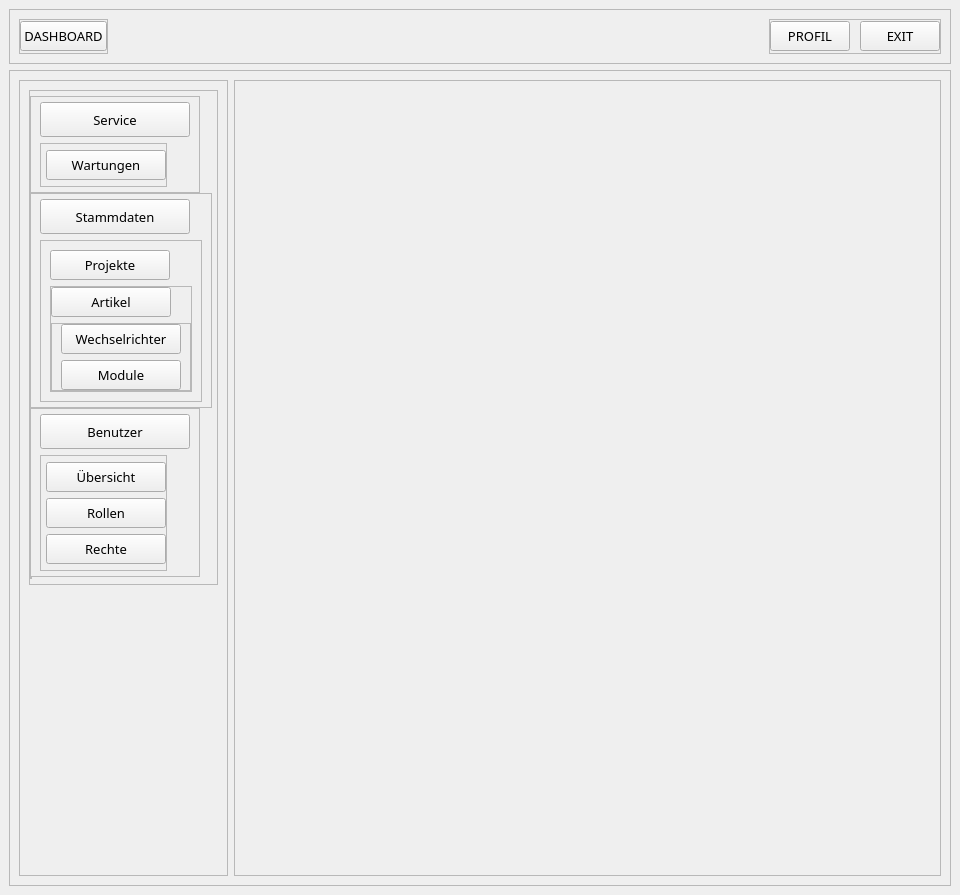
creativeSloth/SUN_Maintenance, file src/ui/forms/mainwindow.ui: the form before one commit.
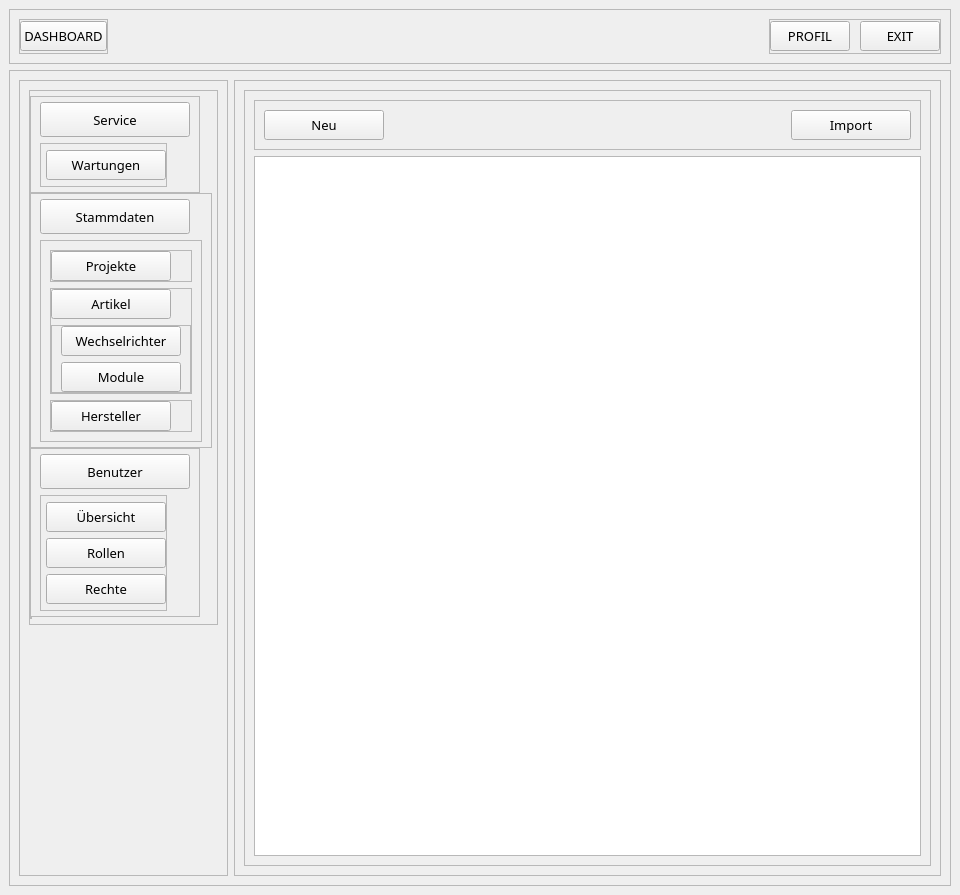
The form after the commit.

Commit message: added manufacturer handling for gui an db updating

The edit to the form file:
```diff
--- a/src/ui/forms/mainwindow.ui
+++ b/src/ui/forms/mainwindow.ui
@@ -469,22 +469,49 @@
                   </property>
                   <layout class="QVBoxLayout" name="verticalLayout_6">
                    <item>
-                    <widget class="QPushButton" name="menu_projects_btn">
-                     <property name="minimumSize">
-                      <size>
-                       <width>120</width>
-                       <height>30</height>
-                      </size>
+                    <widget class="QFrame" name="frame_10">
+                     <property name="frameShape">
+                      <enum>QFrame::StyledPanel</enum>
                      </property>
-                     <property name="maximumSize">
-                      <size>
-                       <width>120</width>
-                       <height>30</height>
-                      </size>
+                     <property name="frameShadow">
+                      <enum>QFrame::Raised</enum>
                      </property>
-                     <property name="text">
-                      <string>Projekte</string>
-                     </property>
+                     <layout class="QVBoxLayout" name="verticalLayout_16">
+                      <property name="spacing">
+                       <number>0</number>
+                      </property>
+                      <property name="leftMargin">
+                       <number>0</number>
+                      </property>
+                      <property name="topMargin">
+                       <number>0</number>
+                      </property>
+                      <property name="rightMargin">
+                       <number>0</number>
+                      </property>
+                      <property name="bottomMargin">
+                       <number>0</number>
+                      </property>
+                      <item>
+                       <widget class="QPushButton" name="menu_projects_btn">
+                        <property name="minimumSize">
+                         <size>
+                          <width>120</width>
+                          <height>30</height>
+                         </size>
+                        </property>
+                        <property name="maximumSize">
+                         <size>
+                          <width>120</width>
+                          <height>30</height>
+                         </size>
+                        </property>
+                        <property name="text">
+                         <string>Projekte</string>
+                        </property>
+                       </widget>
+                      </item>
+                     </layout>
                     </widget>
                    </item>
                    <item>
@@ -595,6 +622,52 @@
                      </layout>
                     </widget>
                    </item>
+                   <item>
+                    <widget class="QFrame" name="frame_11">
+                     <property name="frameShape">
+                      <enum>QFrame::StyledPanel</enum>
+                     </property>
+                     <property name="frameShadow">
+                      <enum>QFrame::Raised</enum>
+                     </property>
+                     <layout class="QVBoxLayout" name="verticalLayout_17">
+                      <property name="spacing">
+                       <number>0</number>
+                      </property>
+                      <property name="leftMargin">
+                       <number>0</number>
+                      </property>
+                      <property name="topMargin">
+                       <number>0</number>
+                      </property>
+                      <property name="rightMargin">
+                       <number>0</number>
+                      </property>
+                      <property name="bottomMargin">
+                       <number>0</number>
+                      </property>
+                      <item>
+                       <widget class="QPushButton" name="menu_manufacturers_btn">
+                        <property name="minimumSize">
+                         <size>
+                          <width>120</width>
+                          <height>30</height>
+                         </size>
+                        </property>
+                        <property name="maximumSize">
+                         <size>
+                          <width>120</width>
+                          <height>30</height>
+                         </size>
+                        </property>
+                        <property name="text">
+                         <string>Hersteller</string>
+                        </property>
+                       </widget>
+                      </item>
+                     </layout>
+                    </widget>
+                   </item>
                   </layout>
                  </widget>
                 </item>
@@ -867,6 +940,104 @@
             <widget class="QWidget" name="projects_page"/>
             <widget class="QWidget" name="articles_page"/>
             <widget class="QWidget" name="inverters_page"/>
+            <widget class="QWidget" name="manufacturers_page">
+             <layout class="QVBoxLayout" name="verticalLayout_19">
+              <item>
+               <widget class="QFrame" name="frame_12">
+                <property name="sizePolicy">
+                 <sizepolicy hsizetype="Expanding" vsizetype="Expanding">
+                  <horstretch>0</horstretch>
+                  <verstretch>0</verstretch>
+                 </sizepolicy>
+                </property>
+                <property name="frameShape">
+                 <enum>QFrame::StyledPanel</enum>
+                </property>
+                <property name="frameShadow">
+                 <enum>QFrame::Raised</enum>
+                </property>
+                <layout class="QVBoxLayout" name="verticalLayout_18">
+                 <item>
+                  <widget class="QFrame" name="frame_13">
+                   <property name="frameShape">
+                    <enum>QFrame::StyledPanel</enum>
+                   </property>
+                   <property name="frameShadow">
+                    <enum>QFrame::Raised</enum>
+                   </property>
+                   <layout class="QHBoxLayout" name="horizontalLayout_5">
+                    <item>
+                     <widget class="QPushButton" name="new_manufacturer_btn">
+                      <property name="minimumSize">
+                       <size>
+                        <width>120</width>
+                        <height>30</height>
+                       </size>
+                      </property>
+                      <property name="maximumSize">
+                       <size>
+                        <width>120</width>
+                        <height>30</height>
+                       </size>
+                      </property>
+                      <property name="text">
+                       <string>Neu</string>
+                      </property>
+                     </widget>
+                    </item>
+                    <item>
+                     <spacer name="horizontalSpacer_2">
+                      <property name="orientation">
+                       <enum>Qt::Horizontal</enum>
+                      </property>
+                      <property name="sizeHint" stdset="0">
+                       <size>
+                        <width>392</width>
+                        <height>20</height>
+                       </size>
+                      </property>
+                     </spacer>
+                    </item>
+                    <item>
+                     <widget class="QPushButton" name="import_manufacturer_btn">
+                      <property name="minimumSize">
+                       <size>
+                        <width>120</width>
+                        <height>30</height>
+                       </size>
+                      </property>
+                      <property name="maximumSize">
+                       <size>
+                        <width>120</width>
+                        <height>30</height>
+                       </size>
+                      </property>
+                      <property name="text">
+                       <string>Import</string>
+                      </property>
+                     </widget>
+                    </item>
+                   </layout>
+                  </widget>
+                 </item>
+                 <item>
+                  <widget class="QTableWidget" name="manufacturers_overview_tbl">
+                   <property name="editTriggers">
+                    <set>QAbstractItemView::NoEditTriggers</set>
+                   </property>
+                   <property name="sortingEnabled">
+                    <bool>true</bool>
+                   </property>
+                   <attribute name="verticalHeaderVisible">
+                    <bool>false</bool>
+                   </attribute>
+                  </widget>
+                 </item>
+                </layout>
+               </widget>
+              </item>
+             </layout>
+            </widget>
             <widget class="QWidget" name="modules_page"/>
             <widget class="QWidget" name="service_maint_page"/>
             <widget class="QWidget" name="service_analysis_page"/>
```
Left out of the diff: 99 changed lines with no effect on the pictures. The commit also changes 16 other files.
